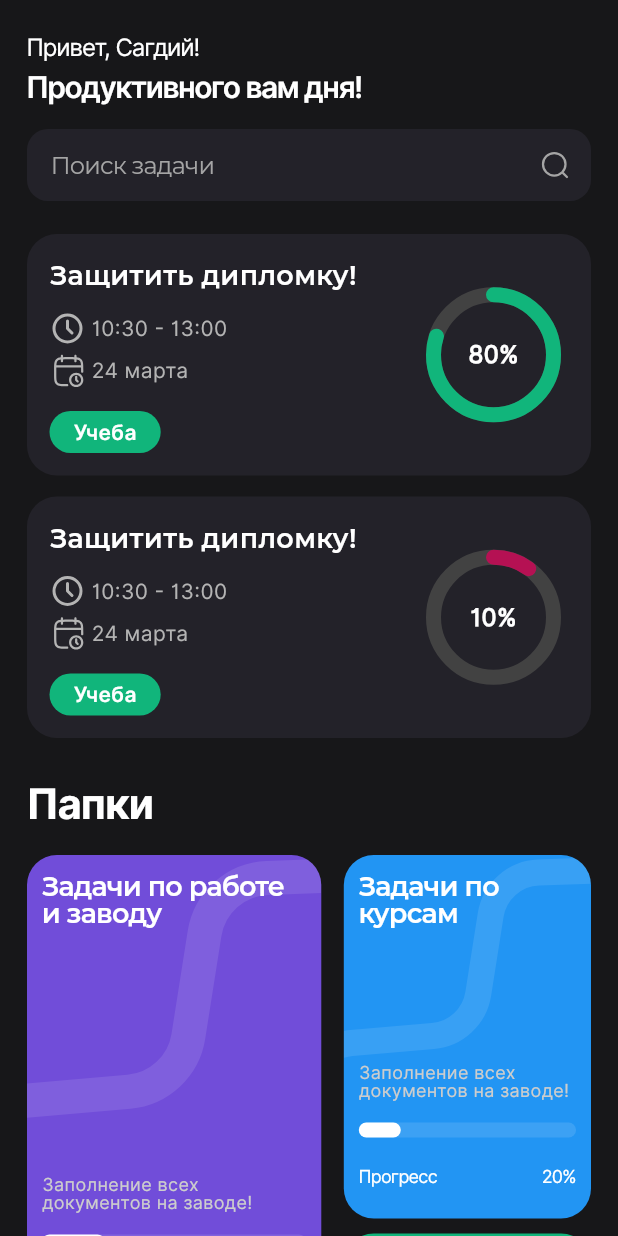
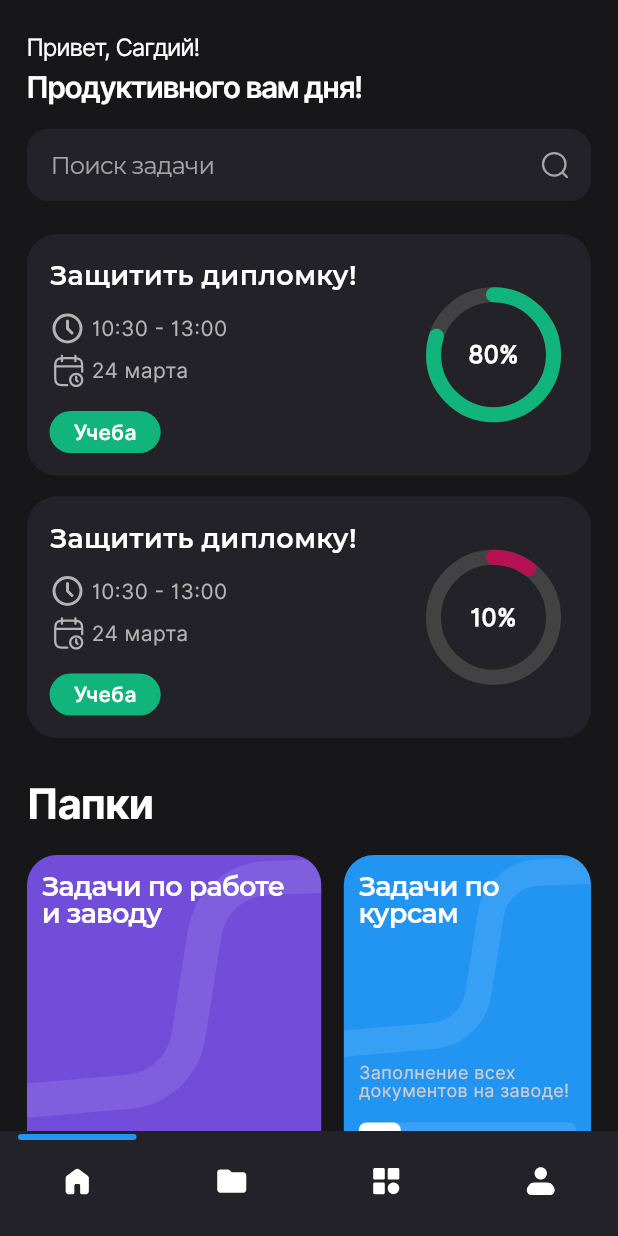
Before and after one commit to rahimov27/todo_app, a Flutter app: the screen it shows after launch, on a phone screen of 412 x 824 dp. Run offline on Flutter 3.47's test engine with Material 3 defaults, Android fonts, the phone set to English and light mode, and no system bars; drawn by our look-alikes of persistent_bottom_nav_bar; our stand-ins replace flutter_svg, hive, hive_flutter; accounts and stored records are empty.

Commit message:
added bottom na bar

```diff
--- a/lib/main.dart
+++ b/lib/main.dart
@@ -1,9 +1,15 @@
 import 'package:flutter/material.dart';
+import 'package:flutter_svg/flutter_svg.dart';
 import 'package:hive_flutter/hive_flutter.dart';
+import 'package:persistent_bottom_nav_bar/persistent_bottom_nav_bar.dart';
 import 'package:provider/provider.dart';
 import 'package:todo_app/models/todo.dart';
+import 'package:todo_app/utils/app_colors.dart';
 import 'package:todo_app/utils/theme.dart';
-import 'package:todo_app/view/todo_view.dart';
+import 'package:todo_app/view/category_screen.dart';
+import 'package:todo_app/view/folder_screen.dart';
+import 'package:todo_app/view/profile_screen.dart';
+import 'package:todo_app/view/home_screen.dart';
 import 'package:todo_app/viewmodel/todo_viewmodel.dart';
 
 void main() async {
@@ -11,21 +17,101 @@ void main() async {
   await Hive.initFlutter();
 
   Hive.registerAdapter(TodoAdapter());
-  runApp(HomeScreen());
+  runApp(const MyApp());
 }
 
-class HomeScreen extends StatelessWidget {
-  const HomeScreen({super.key});
+class MyApp extends StatelessWidget {
+  const MyApp({super.key});
 
   @override
   Widget build(BuildContext context) {
     return ChangeNotifierProvider(
       create: (_) => TodoViewmodel(),
       child: MaterialApp(
-        home: TodoView(),
+        home: const MainMenu(),
         theme: theme,
         debugShowCheckedModeBanner: false,
       ),
     );
   }
 }
+
+class MainMenu extends StatefulWidget {
+  const MainMenu({super.key});
+
+  @override
+  State<MainMenu> createState() => _MainMenuState();
+}
+
+class _MainMenuState extends State<MainMenu> {
+  late PersistentTabController _persistentTabController;
+
+  @override
+  void initState() {
+    super.initState();
+    _persistentTabController = PersistentTabController(initialIndex: 0);
+  }
+
+  // Список экранов
+  List<Widget> _buildScreens() {
+    return [
+      HomeScreen(),
+      const FolderScreen(),
+      const CategoryScreen(),
+      const ProfileScreen(),
+    ];
+  }
+
+  // Иконки нижнего меню
+  List<PersistentBottomNavBarItem> _navBarItems() {
+    return [
+      PersistentBottomNavBarItem(
+        icon: SvgPicture.asset("assets/svg/home.svg", width: 24, height: 24),
+        activeColorPrimary: Colors.blue,
+        inactiveColorPrimary: Colors.grey,
+      ),
+      PersistentBottomNavBarItem(
+        icon: SvgPicture.asset("assets/svg/folder.svg", width: 24, height: 24),
+        activeColorPrimary: Colors.blue,
+        inactiveColorPrimary: Colors.grey,
+      ),
+      PersistentBottomNavBarItem(
+        icon: SvgPicture.asset(
+          "assets/svg/category.svg",
+          width: 24,
+          height: 24,
+        ),
+        activeColorPrimary: Colors.blue,
+        inactiveColorPrimary: Colors.grey,
+      ),
+      PersistentBottomNavBarItem(
+        icon: SvgPicture.asset("assets/svg/profile.svg", width: 24, height: 24),
+        activeColorPrimary: Colors.blue,
+        inactiveColorPrimary: Colors.grey,
+      ),
+    ];
+  }
+
+  @override
+  Widget build(BuildContext context) {
+    return PersistentTabView(
+      context,
+      screens: _buildScreens(),
+      items: _navBarItems(),
+      backgroundColor: AppColors.bottomNavBar,
+      controller: _persistentTabController,
+      confineToSafeArea: true,
+      handleAndroidBackButtonPress: true,
+      animationSettings: NavBarAnimationSettings(
+        navBarItemAnimation: ItemAnimationSettings(
+          duration: Duration(milliseconds: 250),
+          curve: Curves.easeInOut,
+        ),
+      ),
+      stateManagement: true,
+      navBarHeight: 70,
+      hideNavigationBarWhenKeyboardAppears: true,
+      navBarStyle: NavBarStyle.style3,
+    );
+  }
+}
--- a/lib/utils/app_colors.dart
+++ b/lib/utils/app_colors.dart
@@ -26,5 +26,5 @@ abstract class AppColors {
   static const cardBlue = Color(0xff2295F3);
   static const cardYellow = Color(0xffE9C80C);
 
-
+  static const bottomNavBar = Color(0xff232229);
 }
--- /dev/null
+++ b/lib/view/category_screen.dart
@@ -0,0 +1,10 @@
+import 'package:flutter/material.dart';
+
+class CategoryScreen extends StatelessWidget {
+  const CategoryScreen({super.key});
+
+  @override
+  Widget build(BuildContext context) {
+    return Scaffold();
+  }
+}
--- /dev/null
+++ b/lib/view/folder_screen.dart
@@ -0,0 +1,10 @@
+import 'package:flutter/material.dart';
+
+class FolderScreen extends StatelessWidget {
+  const FolderScreen({super.key});
+
+  @override
+  Widget build(BuildContext context) {
+    return Scaffold();
+  }
+}
--- a/lib/view/todo_view.dart
+++ b/lib/view/home_screen.dart
@@ -5,14 +5,20 @@ import 'package:todo_app/view/home_widgets/home_search.dart';
 import 'package:todo_app/view/home_widgets/home_todo_card.dart';
 import 'package:todo_app/view/home_widgets/home_welcome_text.dart';
 
-class TodoView extends StatelessWidget {
-  const TodoView({super.key});
+class HomeScreen extends StatelessWidget {
+  const HomeScreen({super.key});
 
   @override
   Widget build(BuildContext context) {
     return Scaffold(
-      body: SafeArea(
-        child: Padding(
+      appBar: AppBar(
+        surfaceTintColor: Colors.transparent,
+        toolbarOpacity: 0,
+        automaticallyImplyLeading: false,
+        backgroundColor: AppColors.scaffoldColor,
+        toolbarHeight: 0,
+      ),
+      body: Padding(
         padding: const EdgeInsets.only(left: 18, right: 18, top: 20),
         child: SingleChildScrollView(
           child: Column(
@@ -99,7 +105,6 @@ class TodoView extends StatelessWidget {
                 color: AppColors.cardYellow,
               ),
             ],
-            ),
           ),
         ),
       ),
--- /dev/null
+++ b/lib/view/profile_screen.dart
@@ -0,0 +1,10 @@
+import 'package:flutter/material.dart';
+
+class ProfileScreen extends StatelessWidget {
+  const ProfileScreen({super.key});
+
+  @override
+  Widget build(BuildContext context) {
+    return Scaffold();
+  }
+}
--- a/pubspec.yaml
+++ b/pubspec.yaml
@@ -18,6 +18,7 @@ dependencies:
   hive_flutter: ^1.1.0
   intl: ^0.20.2
   flutter_svg: ^2.0.17
+  persistent_bottom_nav_bar: ^6.2.1
 
 dev_dependencies:
   flutter_test:
```
Also changed, not shown: assets/svg/category.svg (added), assets/svg/folder.svg (added), assets/svg/home.svg (added), assets/svg/profile.svg (added), lib/view/home_widgets/card_widget.dart (renamed from lib/view/card_widget.dart), pubspec.lock, 1 other file. Lines whose indentation alone changed are shown as unchanged.
